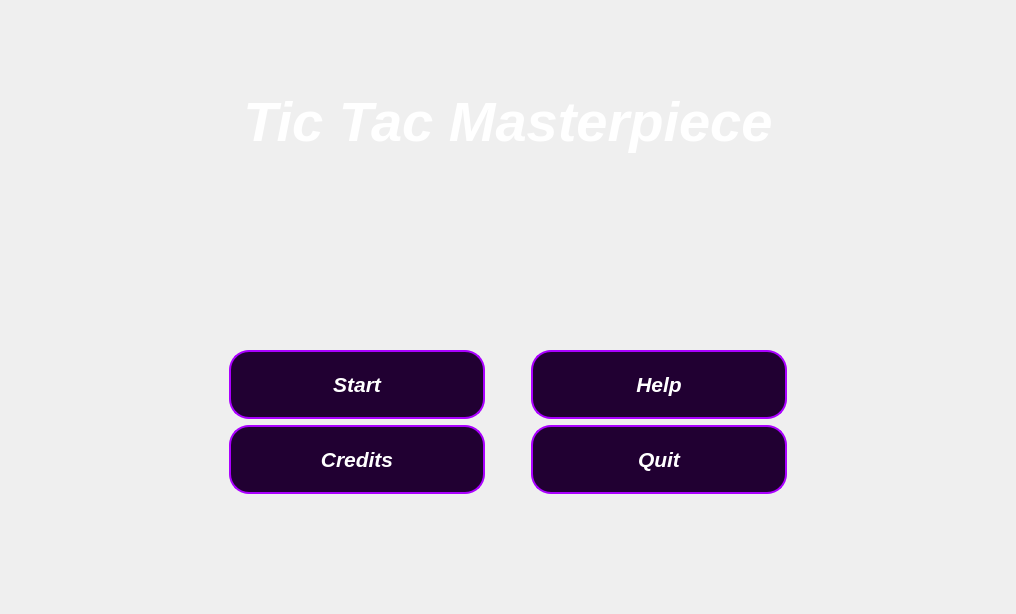
The window that mainwindow.ui (Mohammed-3tef/Tic_Tac_Masterpiece_GUI) describes before a commit, drawn with Qt 5.
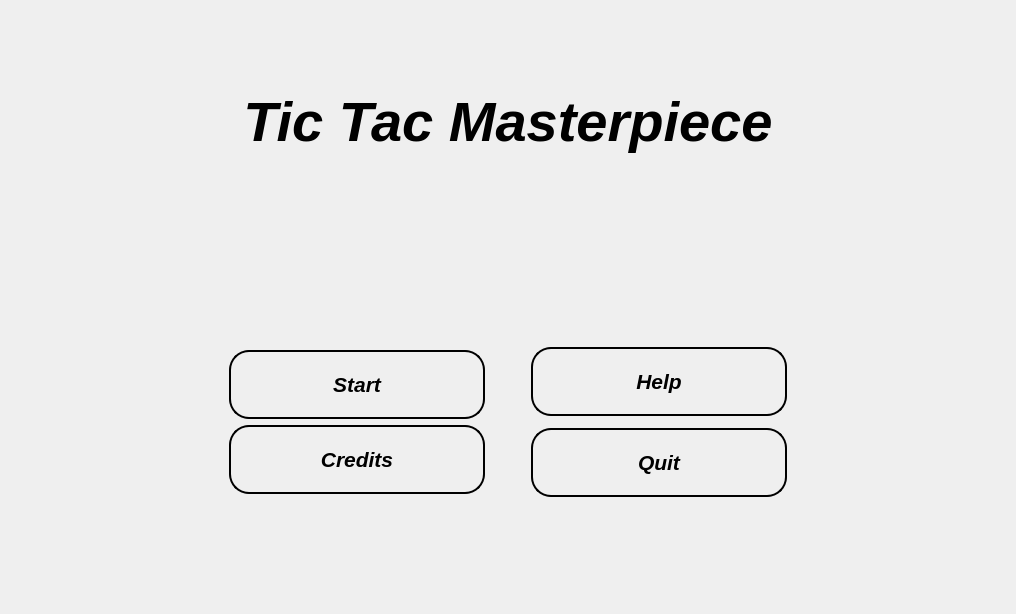
The same window after the commit. Icons and pictures are not drawn.

What changed in the file:
```diff
--- a/mainwindow.ui
+++ b/mainwindow.ui
@@ -93,7 +93,7 @@
           <bool>false</bool>
          </property>
          <property name="styleSheet">
-          <string notr="true">color: white;</string>
+          <string notr="true">color: #000;</string>
          </property>
          <property name="text">
           <string>Tic Tac Masterpiece</string>
@@ -143,9 +143,11 @@
            </property>
            <property name="styleSheet">
             <string notr="true">QPushButton {
-    background-color: rgb(33, 0, 50);
-    color: white; 
-    border: 2px solid rgb(170, 0, 255) ;
+background: qlineargradient(spread:pad, x1:0, y1:0, x2:1, y2:0,  
+stop:0  rgb(255,255,255)
+stop:1 rgb(86, 143, 151));
+    color: #000; 
+    border: 2px solid rgb(0,0,0) ;
     border-radius: 20px;
     padding: 5px;
 }
@@ -177,9 +179,11 @@
            </property>
            <property name="styleSheet">
             <string notr="true">QPushButton {
-    background-color: rgb(33, 0, 50);
-    color: white; 
-    border: 2px solid rgb(170, 0, 255) ;
+background: qlineargradient(spread:pad, x1:0, y1:0, x2:1, y2:0,  
+stop:0  rgb(255,255,255)
+stop:1 rgb(86, 143, 151));
+    color: #000; 
+    border: 2px solid rgb(0,0,0) ;
     border-radius: 20px;
     padding: 5px;
 }
@@ -197,6 +201,7 @@
         </layout>
        </item>
        <item row="0" column="0">
+        <widget class="QWidget" name="widget" native="true">
         <layout class="QVBoxLayout" name="verticalLayout_4">
          <property name="leftMargin">
           <number>20</number>
@@ -221,9 +226,12 @@
            </property>
            <property name="styleSheet">
             <string notr="true">QPushButton {
-    background-color: rgb(33, 0, 50);
-    color: white; 
-    border: 2px solid rgb(170, 0, 255) ;
+background: qlineargradient(spread:pad, x1:0, y1:0, x2:1, y2:0, 
+
+stop:0  rgb(155, 90, 215)
+stop:1  rgb(255,255,255));
+    color: #000; 
+    border: 2px solid rgb(0,0,0) ;
     border-radius: 20px;
     padding: 5px;
 }
@@ -255,9 +263,11 @@
            </property>
            <property name="styleSheet">
             <string notr="true">QPushButton {
-    background-color: rgb(33, 0, 50);
-    color: white; 
-    border: 2px solid rgb(170, 0, 255) ;
+background: qlineargradient(spread:pad, x1:0, y1:0, x2:1, y2:0,  
+stop:0  rgb(155, 90, 215)
+stop:1  rgb(255,255,255));
+    color: #000; 
+    border: 2px solid rgb(0,0,0) ;
     border-radius: 20px;
     padding: 5px;
 }
@@ -273,6 +283,7 @@
           </widget>
          </item>
         </layout>
+        </widget>
        </item>
       </layout>
      </widget>
```
Left out of the diff: 19 changed lines with no effect on the pictures. Lines whose indentation alone changed are shown as unchanged.
